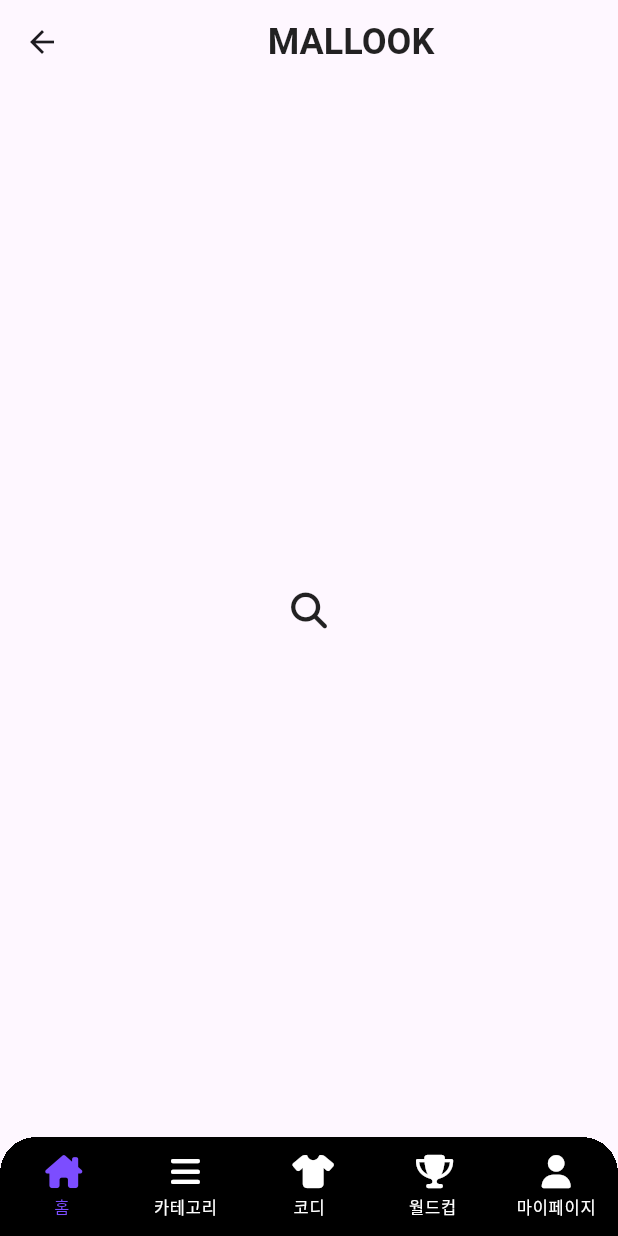
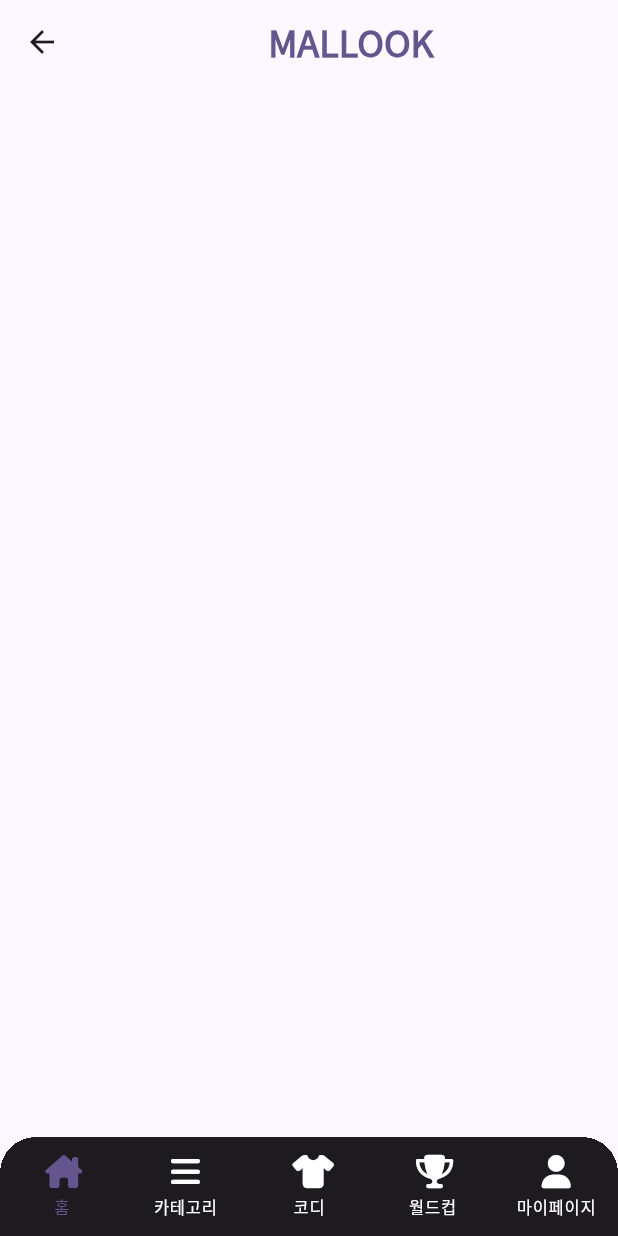
Before and after one commit to megar0829/MALLOOK, a Flutter app: the MainNavigationScreen screen opened directly, on a phone screen of 412 x 824 dp. Run offline on Flutter 3.47's test engine with Material 3 defaults, Android fonts, the phone set to English and light mode, and no system bars; drawn by our look-alikes of awesome_bottom_bar; our stand-ins replace font_awesome_flutter, google_fonts.

Commit message:
:sparkles: [APP] adjust material 3 design
- using Theme ColorScheme

```diff
--- a/app/mallook/lib/feature/main_navigation/main_navigation_screen.dart
+++ b/app/mallook/lib/feature/main_navigation/main_navigation_screen.dart
@@ -34,25 +34,49 @@
 }
 
 class _MainNavigationScreenState extends State<MainNavigationScreen> {
-  int _visit = 0;
+  int _selectedIndex = 0;
 
   @override
   Widget build(BuildContext context) {
     return Scaffold(
+      resizeToAvoidBottomInset: false,
       appBar: AppBar(
-        title: const Center(
+        title: Center(
           child: Text(
             "MALLOOK",
             style: TextStyle(
               fontWeight: FontWeight.w600,
               fontSize: Sizes.size24,
-              color: Colors.black87,
+              color: Theme.of(context).colorScheme.primary,
             ),
           ),
         ),
       ),
-      body: const Center(
-        child: FaIcon(FontAwesomeIcons.magnifyingGlass),
+      body: SafeArea(
+        child: Stack(
+          children: [
+            Offstage(
+              offstage: _selectedIndex != 0,
+              child: const Scaffold(),
+            ),
+            Offstage(
+              offstage: _selectedIndex != 1,
+              child: const Scaffold(),
+            ),
+            Offstage(
+              offstage: _selectedIndex != 2,
+              child: const Scaffold(),
+            ),
+            Offstage(
+              offstage: _selectedIndex != 3,
+              child: const Scaffold(),
+            ),
+            Offstage(
+              offstage: _selectedIndex != 3,
+              child: const Scaffold(),
+            ),
+          ],
+        ),
       ),
       bottomNavigationBar: Container(
         clipBehavior: Clip.hardEdge,
@@ -66,15 +90,14 @@
           ),
         )),
         child: BottomBarDefault(
-          color: Colors.white,
-          colorSelected: Colors.deepPurpleAccent,
-          backgroundColor: Colors.black,
-          indexSelected: _visit,
+          colorSelected: Theme.of(context).colorScheme.primary,
+          color: Theme.of(context).colorScheme.onPrimary,
+          backgroundColor: Theme.of(context).colorScheme.onBackground,
+          indexSelected: _selectedIndex,
           items: items,
           paddingVertical: Sizes.size12,
           onTap: (index) => setState(() {
-            _visit = index;
-            print(_visit);
+            _selectedIndex = index;
           }),
         ),
       ),
--- a/app/mallook/pubspec.yaml
+++ b/app/mallook/pubspec.yaml
@@ -41,6 +41,7 @@
   logger: ^2.0.2+1
   awesome_bottom_bar: ^1.2.4
   font_awesome_flutter: ^10.7.0
+  google_fonts: 6.1.0
 
 dev_dependencies:
   flutter_test:
```
Also changed, not shown: app/mallook/lib/main.dart (+14 -7 lines), 1 other file.
